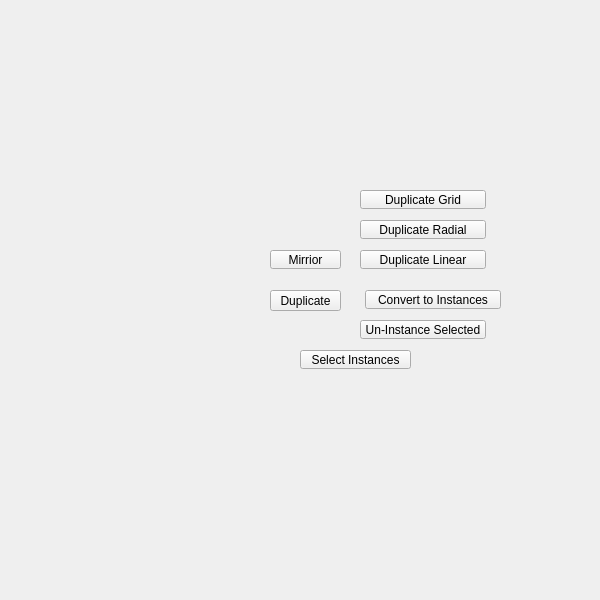
Before: the Qt Designer form tentacle/ui/duplicate#submenu.ui in m3trik/tentacle, drawn with Qt 5.
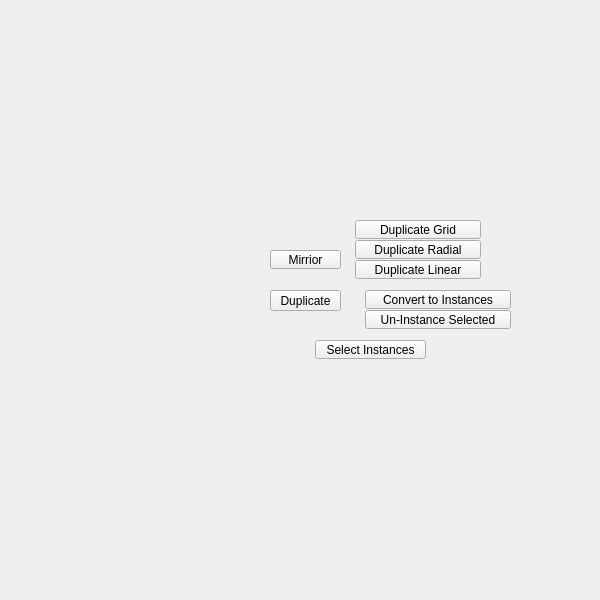
After: the same form once the commit is applied. Custom widgets are drawn as their Qt base class.

Commit message:
chore(ui): tidy submenu .ui panels — geometry + custom-property serialization
Grid-snap button <rect> geometry to the 10px grid and normalize each
MenuButton's custom target/filterTags dynamic properties (reordered after
text, stdset="0" — the serialization uitk emits, applied via registered
QtCore.Property setters, no runtime change) across 18 #submenu panels.
Visible fix: pivot#submenu "Component" label was "Cmpnt" (widened to fit).
No objectName renames, no widget add/removes — slot bindings and QSettings
keys untouched; structural suite green.

```diff
--- a/tentacle/ui/duplicate#submenu.ui
+++ b/tentacle/ui/duplicate#submenu.ui
@@ -81,8 +81,8 @@
    <widget class="PushButton" name="tb001">
     <property name="geometry">
      <rect>
-      <x>300</x>
-      <y>350</y>
+      <x>315</x>
+      <y>340</y>
       <width>111</width>
       <height>19</height>
      </rect>
@@ -127,9 +127,9 @@
    <widget class="QPushButton" name="b005">
     <property name="geometry">
      <rect>
-      <x>360</x>
-      <y>320</y>
-      <width>126</width>
+      <x>365</x>
+      <y>310</y>
+      <width>146</width>
       <height>19</height>
      </rect>
     </property>
@@ -175,7 +175,7 @@
      <rect>
       <x>365</x>
       <y>290</y>
-      <width>136</width>
+      <width>146</width>
       <height>19</height>
      </rect>
     </property>
@@ -219,8 +219,8 @@
    <widget class="QPushButton" name="b006">
     <property name="geometry">
      <rect>
-      <x>360</x>
-      <y>250</y>
+      <x>355</x>
+      <y>260</y>
       <width>126</width>
       <height>19</height>
      </rect>
@@ -265,8 +265,8 @@
    <widget class="QPushButton" name="b008">
     <property name="geometry">
      <rect>
-      <x>360</x>
-      <y>190</y>
+      <x>355</x>
+      <y>220</y>
       <width>126</width>
       <height>19</height>
      </rect>
@@ -311,8 +311,8 @@
    <widget class="QPushButton" name="b007">
     <property name="geometry">
      <rect>
-      <x>360</x>
-      <y>220</y>
+      <x>355</x>
+      <y>240</y>
       <width>126</width>
       <height>19</height>
      </rect>
```
The commit also changes 18 other files.
